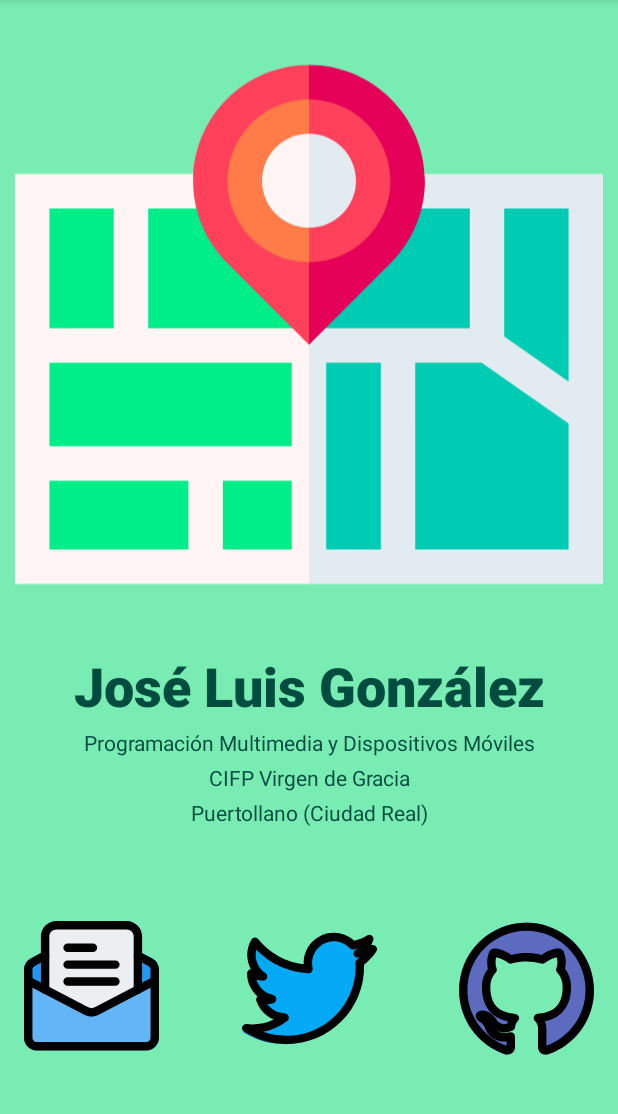
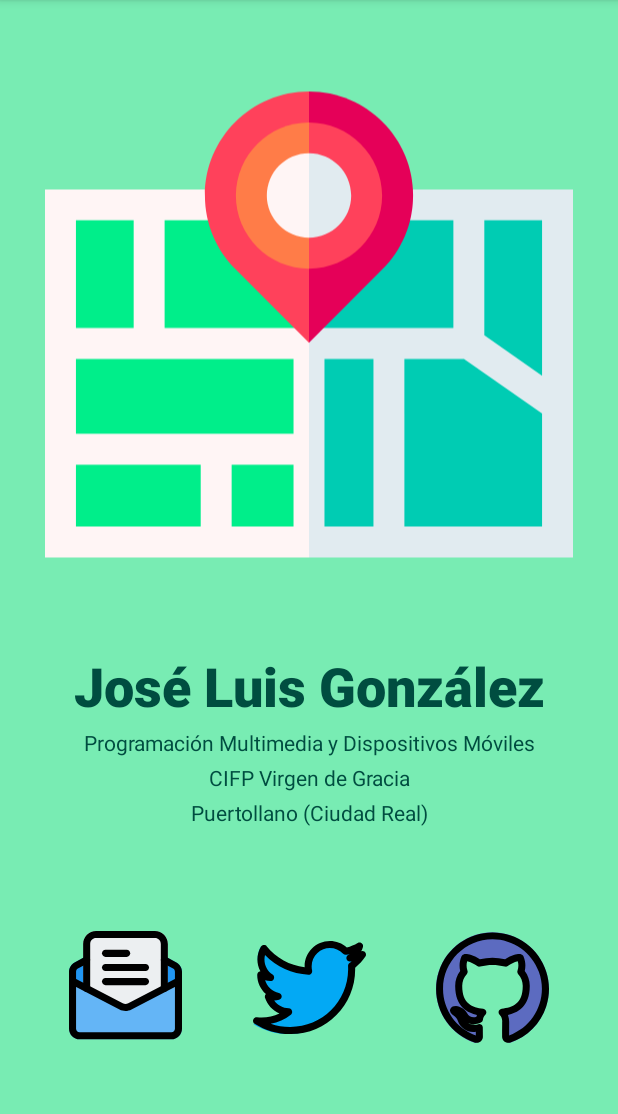
Before and after one commit to joseluisgs/MisLugares, an Android app: the fragment AcercaDeFragment shown on its own in the app's theme, on a phone screen of 412 x 824 dp, the part 84-1198 px from its top. Run offline under Robolectric (Android 15) with nearby library versions, the phone set to English and light mode, and no system bars.

Commit message:
Ajustes gráficos

```diff
--- a/app/src/main/res/layout/activity_splash_screen.xml
+++ b/app/src/main/res/layout/activity_splash_screen.xml
@@ -8,8 +8,8 @@
         tools:context="com.joseluisgs.mislugares.SplashActivityActivity" android:background="@color/colorAccent">
     <ImageView
             android:src="@drawable/ic_mapa"
-            android:layout_width="233dp"
-            android:layout_height="283dp" app:layout_constraintStart_toStartOf="parent"
+            android:layout_width="317dp"
+            android:layout_height="342dp" app:layout_constraintStart_toStartOf="parent"
             app:layout_constraintEnd_toEndOf="parent" android:id="@+id/splashImage"
             app:layout_constraintTop_toTopOf="parent"
             app:layout_constraintBottom_toBottomOf="parent" app:layout_constraintVertical_bias="0.254"/>
--- a/app/src/main/res/layout/fragment_acerca_de.xml
+++ b/app/src/main/res/layout/fragment_acerca_de.xml
@@ -16,7 +16,7 @@
                 android:id="@+id/acercaDeImage"
                 android:layout_width="match_parent"
                 android:layout_height="match_parent"
-                android:layout_margin="10dp"
+                android:layout_margin="30dp"
                 app:srcCompat="@drawable/ic_mapa"/>
 
     </LinearLayout>
@@ -87,17 +87,17 @@
                 android:layout_width="match_parent"
                 android:layout_height="match_parent">
             <ImageButton
-                    android:layout_width="90dp"
-                    android:layout_height="90dp" app:srcCompat="@drawable/ic_email"
+                    android:layout_width="75dp"
+                    android:layout_height="75dp" app:srcCompat="@drawable/ic_email"
                     android:id="@+id/acercaDeMail"
                     app:layout_constraintTop_toTopOf="parent" app:layout_constraintStart_toStartOf="parent"
-                    android:layout_marginStart="16dp" app:layout_constraintBottom_toBottomOf="parent"
+                    app:layout_constraintBottom_toBottomOf="parent"
                     tools:srcCompat="@drawable/ic_email" style="@android:style/Widget.Material.ImageButton"
                     android:scaleType="fitXY" android:background="@color/colorAccent"
-                    app:layout_constraintVertical_bias="0.495"/>
+                    app:layout_constraintVertical_bias="0.495" android:layout_marginStart="46dp"/>
             <ImageButton
-                    android:layout_width="90dp"
-                    android:layout_height="90dp" app:srcCompat="@drawable/ic_twitter"
+                    android:layout_width="75dp"
+                    android:layout_height="75dp" app:srcCompat="@drawable/ic_twitter"
                     android:id="@+id/acercaDeTwitter"
                     app:layout_constraintTop_toTopOf="parent"
                     app:layout_constraintBottom_toBottomOf="parent"
@@ -107,14 +107,14 @@
                     app:layout_constraintStart_toEndOf="@+id/acercaDeMail" app:layout_constraintHorizontal_bias="0.5"
                     app:layout_constraintEnd_toStartOf="@+id/acercaDeGithub"/>
             <ImageButton
-                    android:layout_width="90dp"
-                    android:layout_height="90dp" app:srcCompat="@drawable/ic_github"
+                    android:layout_width="75dp"
+                    android:layout_height="75dp" app:srcCompat="@drawable/ic_github"
                     android:id="@+id/acercaDeGithub"
                     tools:srcCompat="@drawable/ic_github" style="@android:style/Widget.Material.ImageButton"
                     android:scaleType="fitXY" android:background="@color/colorAccent"
                     app:layout_constraintTop_toTopOf="parent" app:layout_constraintBottom_toBottomOf="parent"
                     app:layout_constraintEnd_toEndOf="parent"
-                    app:layout_constraintVertical_bias="0.495" android:layout_marginEnd="16dp"/>
+                    app:layout_constraintVertical_bias="0.495" android:layout_marginEnd="46dp"/>
         </androidx.constraintlayout.widget.ConstraintLayout>
     </LinearLayout>
 
```
